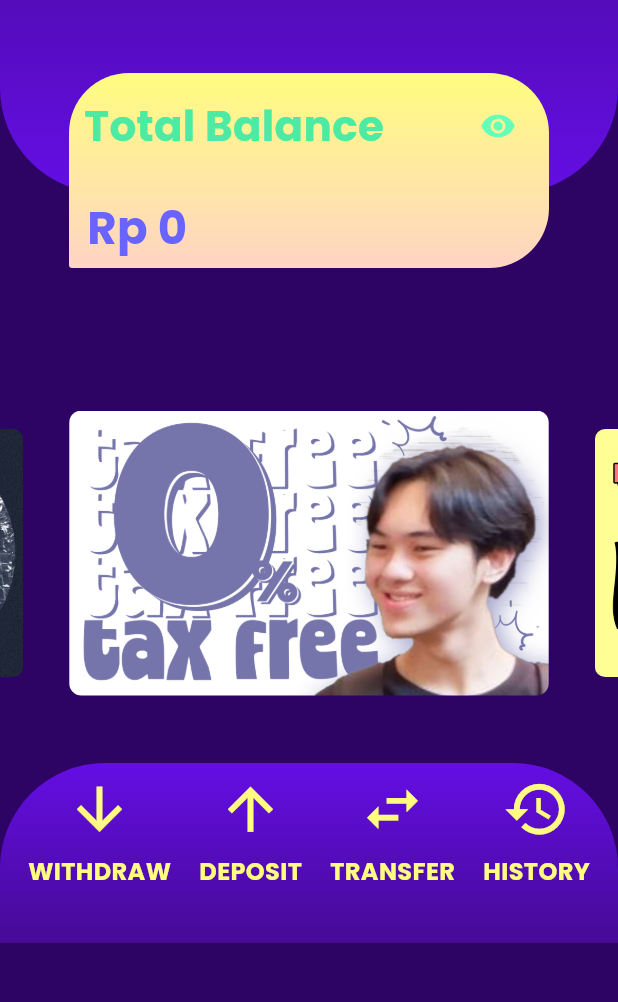
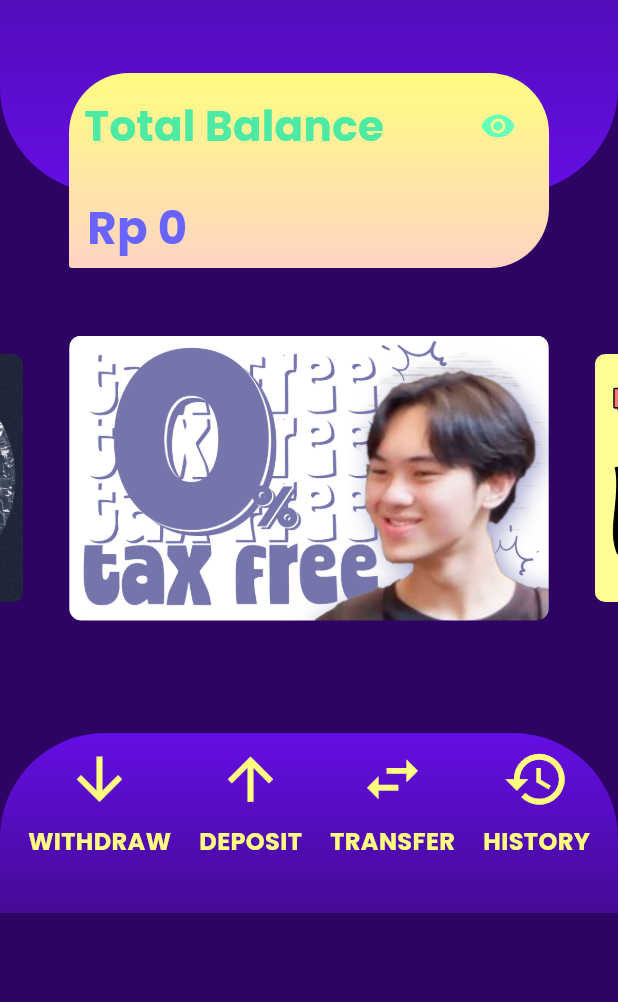
Before and after one commit to George535220173/UAS_E-MONEY, a Flutter app: the Home screen opened directly, on a phone screen of 412 x 824 dp, the part 167-1169 px from its top. Run offline on Flutter 3.47's test engine with Material 3 defaults, Android fonts, the phone set to English and light mode, and no system bars; drawn by our look-alikes of carousel_slider; our stand-ins replace cloud_firestore, firebase_auth, firebase_core; accounts and stored records are empty.

Commit message:
Update home.dart

```diff
--- a/lib/Home/home.dart
+++ b/lib/Home/home.dart
@@ -263,7 +263,7 @@ class _HomeState extends State<Home> {
                       ),
                     ),
                     Positioned(
-                      bottom: 220,
+                      bottom: 140,
                       child: Container(
                         width: MediaQuery.of(context).size.width,
                         height: 120,
@@ -307,7 +307,7 @@ class _HomeState extends State<Home> {
                     ),
                     Container(
                       alignment: Alignment.center,
-                      margin: EdgeInsets.symmetric(vertical: 380),
+                      margin: EdgeInsets.symmetric(vertical: 330),
                       child: CarouselSlider(
                         options: CarouselOptions(
                           height: 200.0,
```
